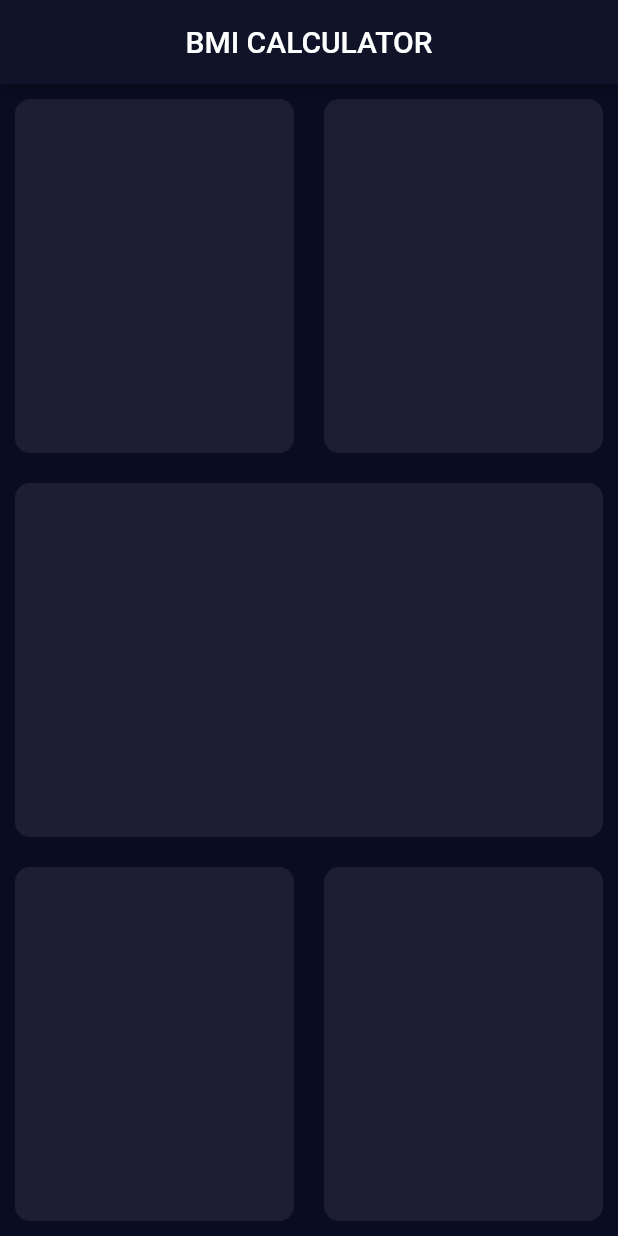
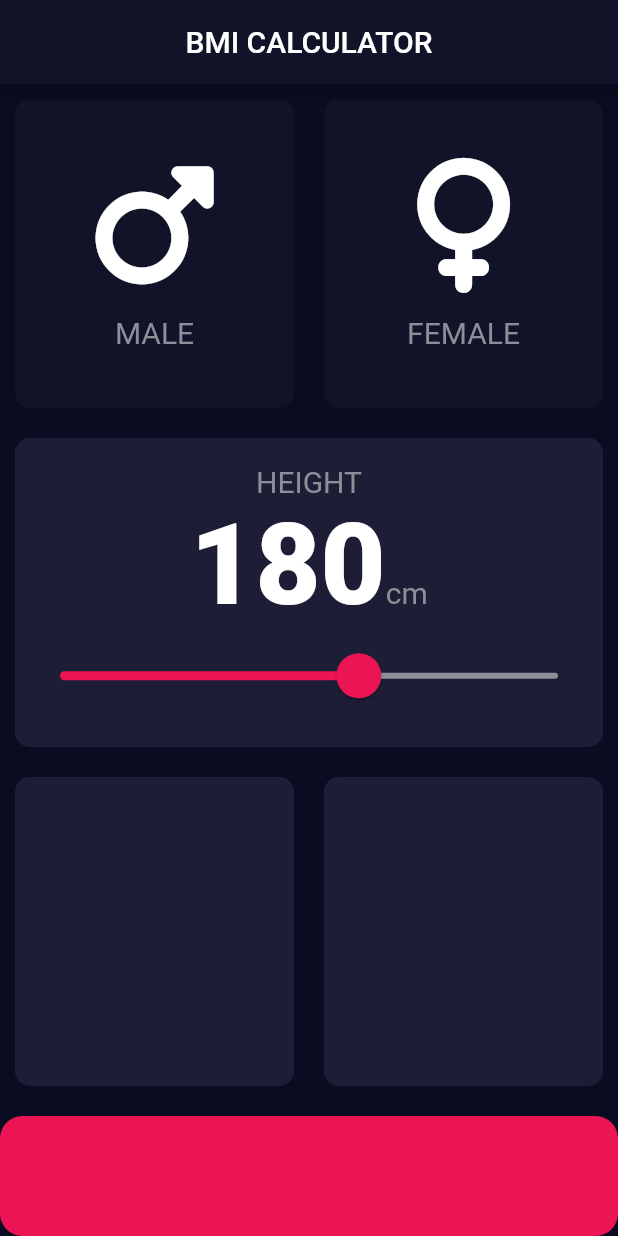
Before and after one commit to Maghizhan-05/bmi_calculator, a Flutter app: the screen it shows after launch, on a phone screen of 412 x 824 dp. Run offline on Flutter 3.47's test engine with Material 2 defaults, Android fonts, the phone set to English and light mode, and no system bars; our stand-ins replace font_awesome_flutter.

Commit message:
commit 2

```diff
--- /dev/null
+++ b/lib/bmi_card.dart
@@ -0,0 +1,26 @@
+import 'package:flutter/material.dart';
+
+
+class BmiCard extends StatelessWidget {
+  BmiCard({required this.colour, this.cardChild, this.onPress});
+
+  final Color colour;
+  final Widget? cardChild;
+  final Function()? onPress;
+
+  @override
+  Widget build(BuildContext context) {
+    return GestureDetector(
+      onTap: onPress,
+      child: Container(
+        child: cardChild,
+        margin: EdgeInsets.all(10.0),
+        decoration: BoxDecoration(
+          //decoration widget is used to add radius, color, border to the container widgets
+          color: colour,
+          borderRadius: BorderRadius.circular(10.0),
+        ),
+      ),
+    );
+  }
+}
--- /dev/null
+++ b/lib/constants.dart
@@ -0,0 +1,16 @@
+import 'package:flutter/material.dart';
+
+const kTextstyling = TextStyle(
+    fontSize: 20.0,
+    color: Color(0xFF8D8E98)
+);
+const kNumbstyling = TextStyle(
+  fontSize: 75.0,
+  fontWeight: FontWeight.w900,
+);
+
+const kBottomBarColor = Color(0xFFEB1555);
+const kBottomBarheight = 80.0;
+const kBmiCardColor = Color(0xFF1D1E35);
+const kInactiveBmiCard = Color(0xFF111328);
+const kInactiveTrackColor = Color(0xFF8D8E98);
--- /dev/null
+++ b/lib/icon_content.dart
@@ -0,0 +1,23 @@
+import 'package:flutter/material.dart';
+import 'constants.dart';
+const Boxheight = 15.0;
+
+class IconContent extends StatelessWidget {
+
+  IconContent({required this.iconData, required this.Label});
+
+  final IconData iconData;
+  final String Label;
+  @override
+  Widget build(BuildContext context) {
+    return Column(
+      mainAxisAlignment: MainAxisAlignment.center,
+      children: [
+        Icon(iconData, size: 90.0,),
+        SizedBox(height: Boxheight),
+        Text(Label,style: kTextstyling
+        ),
+      ],
+    );
+  }
+}
--- a/lib/input_page.dart
+++ b/lib/input_page.dart
@@ -1,4 +1,15 @@
 import 'package:flutter/material.dart';
+import 'package:font_awesome_flutter/font_awesome_flutter.dart';
+import 'bmi_card.dart';
+import 'icon_content.dart';
+import 'constants.dart';
+
+enum Gender{
+  male,
+  female,
+}
+
+
 
 class InputPage extends StatefulWidget {
   @override
@@ -6,6 +17,11 @@ class InputPage extends StatefulWidget {
 }
 
 class _InputPageState extends State<InputPage> {
+
+  Gender? selectedgender;
+  int height = 180;
+
+
   @override
   Widget build(BuildContext context) {
     return Scaffold(
@@ -18,17 +34,35 @@ class _InputPageState extends State<InputPage> {
         ),
       ),
       body: Column(
+        crossAxisAlignment: CrossAxisAlignment.stretch,
         children: [Expanded(
           child: Row(
             children: [
               Expanded(
                 child: BmiCard(
-                  colour: Color(0xFF1D1E33),
+                  onPress: (){
+                    setState(() {
+                      selectedgender = Gender.male;
+                    });
+                  },
+                  colour: selectedgender == Gender.male ? kBmiCardColor : kInactiveBmiCard,
+                  cardChild: IconContent(
+                    iconData: FontAwesomeIcons.mars,
+                    Label: 'MALE',
+                  ),
                 ),
               ),
               Expanded(
                 child: BmiCard(
-                  colour: Color(0xFF1D1E33),
+                  //onPress() is a custom function which we passed as a argument in the BmiCard widget parameter.
+                  onPress: (){
+                    setState(() {
+                      //Gender is enum function
+                      selectedgender = Gender.female;
+                    });
+                  },
+                  colour: selectedgender == Gender.female ? kBmiCardColor : kInactiveBmiCard,
+                  cardChild: IconContent(iconData: FontAwesomeIcons.venus, Label: 'FEMALE'),
                 ),
               ),
             ],
@@ -36,7 +70,40 @@ class _InputPageState extends State<InputPage> {
         ),
           Expanded(
             child: BmiCard(
-              colour: Color(0xFF1D1E33),
+              colour: kBmiCardColor,
+              cardChild: Column(
+                mainAxisAlignment: MainAxisAlignment.center,
+                children: [
+                  Text('HEIGHT',style: kTextstyling,),
+                  Row(
+                    mainAxisAlignment: MainAxisAlignment.center,
+                    crossAxisAlignment: CrossAxisAlignment.baseline,
+                    textBaseline: TextBaseline.alphabetic,
+                    children: [
+                      Text(height.toString(), style: kNumbstyling,),
+                      Text('cm',style: kTextstyling,),
+                    ],
+                  ),
+                  SliderTheme(
+                    data: SliderTheme.of(context).copyWith(
+                      activeTrackColor: kBottomBarColor,
+                      inactiveTrackColor: kInactiveTrackColor,
+                      thumbShape: RoundSliderThumbShape(enabledThumbRadius: 15.0,),
+                      thumbColor: kBottomBarColor,
+                      overlayColor: Color(0x29EB1555),
+                      overlayShape: RoundSliderOverlayShape(overlayRadius: 30.0,),
+                    ),
+                    child: Slider(value: height.toDouble(),
+                        min: 120,
+                        max: 220,
+                        onChanged: (double newValue)  {
+                      setState(() {
+                        height = newValue.round();
+                      });
+                        }),
+                  ),
+                ],
+              ),
             ),
           ),
           Expanded(
@@ -44,37 +111,53 @@ class _InputPageState extends State<InputPage> {
               children: [
                 Expanded(
                   child: BmiCard(
-                    colour: Color(0xFF1D1E33),
+                    colour: kBmiCardColor,
                   ),
                 ),
                 Expanded(
                   child: BmiCard(
                     //BmiCard is a extracted widget created by extracting a container widget which is used repeatedly,so to use a repeated widget extract the repeated widget into a new widget to make the code tidy and DRY(Don't Repeat yourself).
-                    colour: Color(0xFF1D1E33),
+                    colour: kBmiCardColor,
                   ),
                 ),
               ],
             ),
           ),
+          Container(
+            margin: EdgeInsets.only(top: 10.0),
+            decoration: BoxDecoration(color: kBottomBarColor,borderRadius: BorderRadius.circular(15.0)),
+            width: double.infinity,
+            height: kBottomBarheight,
+          )
         ],
       ),
     );
   }
 }
 
-class BmiCard extends StatelessWidget {
-  BmiCard({required this.colour});
-  final Color colour;
 
-  @override
-  Widget build(BuildContext context) {
-    return Container(
-      margin: EdgeInsets.all(10.0),
-      decoration: BoxDecoration(
-        //decoration widget is used to add radius, color, border to the container widgets
-        color: colour,
-        borderRadius: BorderRadius.circular(10.0),
-      ),
-    );
-  }
-}
+// The below line of code are replaced by the Ternary operator, Below code is the long and old method of doing the same function.
+
+// Color maleCardColor = inactiveBmiCard;
+// Color femaleCardColor = inactiveBmiCard;
+//
+// void updateColor(Gender selectedgender){
+//   if(selectedgender == Gender.male){
+//     if(maleCardColor == inactiveBmiCard){
+//       maleCardColor = BmiCardColor;
+//       femaleCardColor = inactiveBmiCard;
+//     }
+//     else{
+//       maleCardColor = inactiveBmiCard;
+//     }
+//   }
+//   if(selectedgender == Gender.female){
+//     if(femaleCardColor == inactiveBmiCard){
+//       femaleCardColor = BmiCardColor;
+//       maleCardColor = inactiveBmiCard;
+//     }
+//     else{
+//       femaleCardColor = inactiveBmiCard;
+//     }
+//   }
+// }
--- a/pubspec.yaml
+++ b/pubspec.yaml
@@ -35,6 +35,7 @@ dependencies:
   # The following adds the Cupertino Icons font to your application.
   # Use with the CupertinoIcons class for iOS style icons.
   cupertino_icons: ^1.0.2
+  font_awesome_flutter: ^10.6.0
 
 dev_dependencies:
   flutter_test:
```
Also changed, not shown: pubspec.lock.
